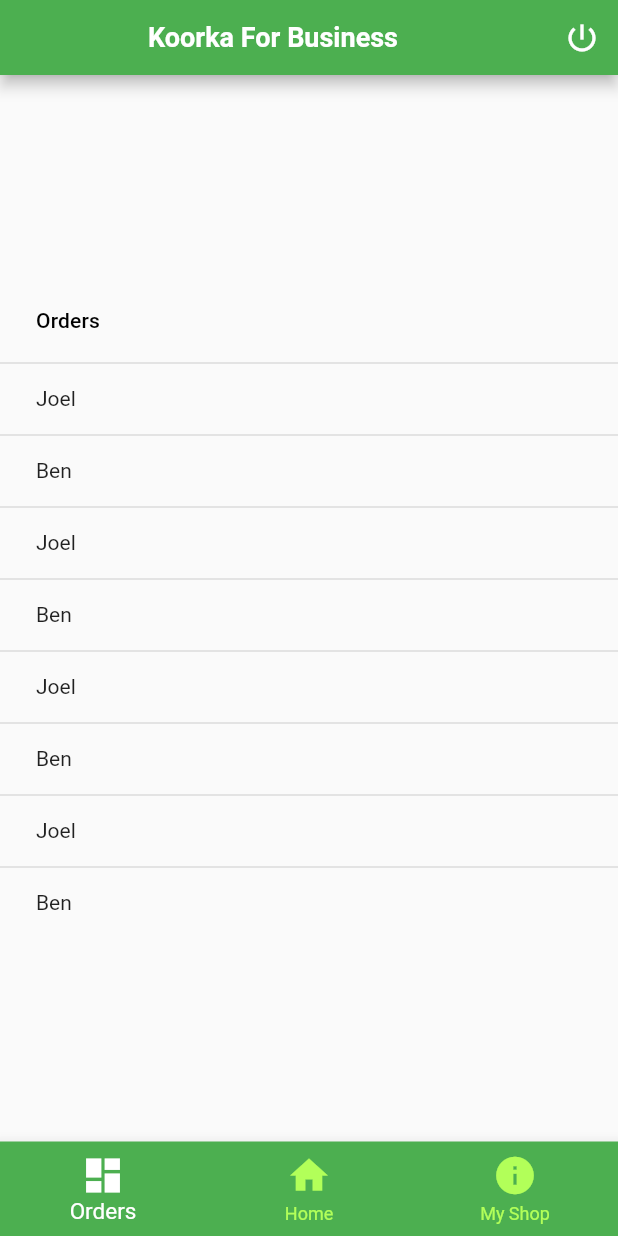
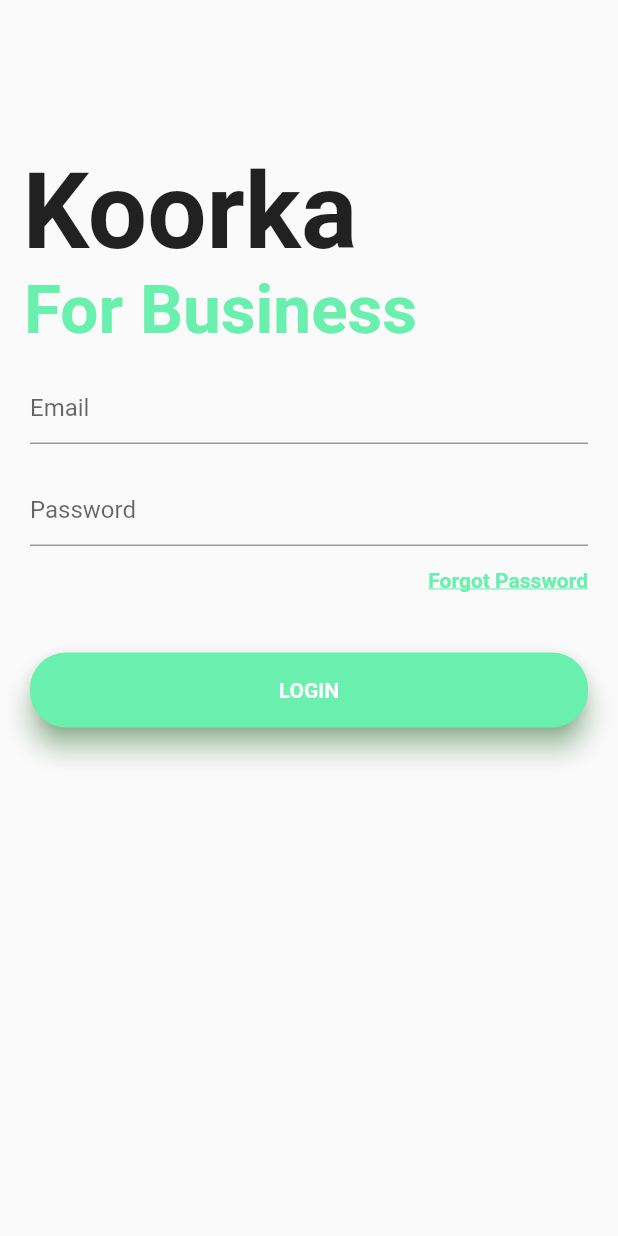
Before and after one commit to joelparavara/business_app, a Flutter app: the screen it shows after launch, on a phone screen of 412 x 824 dp. Run offline on Flutter 3.47's test engine with Material 2 defaults, Android fonts, the phone set to English and light mode, and no system bars.

Commit message:
Updated Business App With Login API

```diff
--- /dev/null
+++ b/koorka_business/lib/adminPage.dart
@@ -0,0 +1,11 @@
+import 'package:flutter/material.dart';
+
+class AdminPage extends StatelessWidget {
+  @override
+  Widget build(BuildContext context) {
+    return Scaffold(
+      appBar: AppBar(
+        title: Text("Welcome to Dashboard"),),
+    );
+  }
+}
--- /dev/null
+++ b/koorka_business/lib/clientPage.dart
@@ -0,0 +1,28 @@
+import 'package:flutter/material.dart';
+
+class ClientPage extends StatelessWidget {
+
+  ClientPage({this.username});
+  final String username;
+
+  @override
+  Widget build(BuildContext context) {
+    return Scaffold(
+      appBar: AppBar(
+        title: Text("Welcome $username", style: TextStyle(fontSize: 18),),
+        actions: <Widget>[
+          IconButton(
+            icon: Icon(Icons.power),
+            onPressed: () {
+              Navigator.pushReplacementNamed(context, '/LoginPage');
+            },
+          ),
+        ],
+      ),
+      body: Column(
+        children: <Widget>[
+        ],
+      ),
+    );
+  }
+}
--- /dev/null
+++ b/koorka_business/lib/login_page.dart
@@ -0,0 +1,148 @@
+import 'dart:convert';
+
+import 'package:flutter/material.dart';
+import 'package:http/http.dart' as http;
+import 'dart:async';
+
+import 'package:koorkabusiness/main.dart';
+
+class LoginPage extends StatefulWidget {
+  @override
+  _LoginPageState createState() => _LoginPageState();
+}
+
+class _LoginPageState extends State<LoginPage> {
+
+  TextEditingController user=new TextEditingController();
+  TextEditingController pass=new TextEditingController();
+
+  String msg='';
+
+  Future<List> _login() async {
+    final response = await http.post("http://koorka.in/public/login.php", body: {
+      "username": user.text,
+      "password": pass.text,
+    });
+
+    var datauser = json.decode(response.body);
+    print(response.body);
+
+    if(datauser.length==0){
+      setState(() {
+        msg="Login Fail";
+      });
+    } else {
+      if(datauser["level"]=="client"){
+        Navigator.pushReplacementNamed(context, '/ClientPage');
+      } else if (datauser["level"]=="admin"){
+        Navigator.pushReplacementNamed(context, '/AdminPage');
+      }
+
+      setState(() {
+        username = datauser["name"];
+      });
+    }
+
+    return datauser;
+  }
+
+  @override
+  Widget build(BuildContext context) {
+    return new Scaffold(
+      resizeToAvoidBottomPadding: false,
+      body: Column(
+        crossAxisAlignment: CrossAxisAlignment.start,
+        children: <Widget>[
+          Container(
+            child: Stack(
+              children: <Widget>[
+                Container(
+                  padding: EdgeInsets.fromLTRB(15.0, 100.0, 0.0, 0.0),
+                  child: Text(
+                    'Koorka',
+                    style: TextStyle(
+                        fontSize: 70.0, fontWeight: FontWeight.bold
+                    ),
+                  ),
+                ),
+                Container(
+                  padding: EdgeInsets.fromLTRB(16.0, 180.0, 0.0, 0.0),
+                  child: Text(
+                    'For Business',
+                    style: TextStyle(
+                        fontSize: 45.0, fontWeight: FontWeight.bold, color: Colors.greenAccent
+                    ),
+                  ),
+                )
+              ],
+            ),
+          ),
+          Container(
+            padding: EdgeInsets.only(top: 15.0, left: 20.0, right: 20.0),
+            child: Column(
+              children: <Widget>[
+                TextField(
+                  controller: user,
+                  decoration: InputDecoration(
+                    hintText: "Email"
+                  ),
+                ),
+                SizedBox(height: 20.0),
+
+                TextField(
+                  controller: pass,
+                  decoration: InputDecoration(
+                    hintText: "Password"
+                  ),
+                  obscureText: true,
+                ),
+                Container(
+                  alignment: Alignment(1.0, 0.0),
+                  padding: EdgeInsets.only(top: 15.0, left: 20.0),
+                  child: InkWell(
+                    child: Text('Forgot Password',
+                      style: TextStyle(
+                          color: Colors.greenAccent,
+                          fontWeight: FontWeight.bold,
+                          decoration: TextDecoration.underline
+                      ),
+                    ),
+                  ),
+                ),
+                SizedBox(height: 40.0),
+                Container(
+                  height: 50.0,
+                  child: Material(
+                    color: Colors.greenAccent,
+                    borderRadius: BorderRadius.circular(24.0),
+                    shadowColor: Colors.green,
+                    elevation: 7.2,
+                    child: GestureDetector(
+                      onTap: (){
+                        _login();
+                        print(pass.text);
+                      },
+                      child: Center(
+                        child: Text(
+                          'LOGIN',
+                          style: TextStyle(
+                              color: Colors.white,
+                              fontWeight: FontWeight.bold
+                          ),
+                        ),
+                      ),
+                    ),
+                  ),
+                ),
+                Padding(
+                  padding: const EdgeInsets.only(top: 15.0),
+                  child: Text(msg, style: TextStyle(fontSize: 20.0, color: Colors.red),),
+                )
+              ],
+            ),
+          ),
+        ],
+      ),
+    );
+  }
+}
--- a/koorka_business/lib/main.dart
+++ b/koorka_business/lib/main.dart
@@ -1,32 +1,28 @@
+import 'dart:convert';
+
 import 'package:flutter/material.dart';
-import 'package:koorkabusiness/menuDashboard.dart';
+import 'package:koorkabusiness/adminPage.dart';
+import 'package:koorkabusiness/clientPage.dart';
+import 'package:koorkabusiness/login_page.dart';
+import 'package:koorkabusiness/memberPage.dart';
 
-void main() {
-  runApp(MyApp());
-}
+void main()=> runApp(new MyApp());
+
+String username='';
 
 class MyApp extends StatelessWidget {
   // This widget is the root of your application.
   @override
   Widget build(BuildContext context) {
-    return MaterialApp(
+    return new MaterialApp(
       debugShowCheckedModeBanner: false,
-      title: 'Flutter Demo',
-      theme: ThemeData(
-        primarySwatch: Colors.blue,
-      ),
-      home: MenuDashboard()
-    );
-  }
+      title: 'Koorka',
+      home: new LoginPage(),
+      routes: <String, WidgetBuilder>{
+          '/AdminPage' : (BuildContext context)=> new AdminPage(),
+          '/ClientPage' : (BuildContext context)=> new ClientPage(username: username,),
+          '/LoginPage' : (BuildContext context)=> new LoginPage(),
+        },
+      );
+   }
 }
-
-/*
-  <?php
-     $host = 'localhost';
-     $user = 'u422904200_djenkoorka';
-     $pass = 'werekoorka';
-     $db = 'u422904200_koorkadb';
-
-     $conn = mysqli_connect($host,$user,$pass,$db);
-  ?>
- */
--- /dev/null
+++ b/koorka_business/lib/memberPage.dart
@@ -0,0 +1,11 @@
+import 'package:flutter/material.dart';
+
+class MemberPage extends StatelessWidget {
+  @override
+  Widget build(BuildContext context) {
+    return Scaffold(
+      appBar: AppBar(
+        title: Text("Welcome to Dashboard"),),
+    );
+  }
+}
--- a/koorka_business/lib/menuDashboard.dart
+++ /dev/null
@@ -1,75 +0,0 @@
-import 'package:flutter/material.dart';
-import 'dart:async';
-
-import 'package:koorkabusiness/ordersTableView.dart';
-
-final Color backgroundColor = Color(0xFF4A4a58);
-
-class MenuDashboard extends StatefulWidget {
-
-  @override
-  _MenuDashboardState createState() => _MenuDashboardState();
-}
-
-class _MenuDashboardState extends State<MenuDashboard> {
-  int _currentIndex = 0;
-
-  final tabs = [
-    OrdersTableView(),
-    Center(child: Text('Home')),
-    Center(child: Text('My Shop')),
-  ];
-
-  @override
-  Widget build(BuildContext context) {
-    return Scaffold(
-      appBar: PreferredSize(
-        preferredSize: Size.fromHeight(50.0),
-        child: AppBar(
-          title: Center(child: Text("Koorka For Business", style: TextStyle(fontSize: 18, fontWeight: FontWeight.bold))),
-          backgroundColor: Colors.green,
-          actions: <Widget>[
-            IconButton(
-              icon: Icon(Icons.power_settings_new),
-              tooltip: "Logout & Login",
-              onPressed: () {
-                //Logout
-              },
-            )
-          ],
-        ),
-      ),
-      body: tabs[_currentIndex],
-      bottomNavigationBar: BottomNavigationBar(
-        currentIndex: _currentIndex,
-        type: BottomNavigationBarType.fixed,
-        backgroundColor: Colors.green,
-        selectedFontSize: 15,
-        iconSize: 30,
-        unselectedItemColor: Colors.lightGreenAccent,
-        selectedItemColor: Colors.white,
-        items: [
-          BottomNavigationBarItem(
-              icon: Icon(Icons.dashboard),
-              title: Text("Orders"),
-          ),
-
-          BottomNavigationBarItem(
-              icon: Icon(Icons.home),
-              title: Text("Home"),
-          ),
-
-          BottomNavigationBarItem(
-              icon: Icon(Icons.info),
-              title: Text("My Shop"),
-          )
-        ],
-        onTap: (index) {
-          setState(() {
-            _currentIndex = index;
-          });
-        },
-      ),
-    );
-  }
-}
--- a/koorka_business/lib/ordersTableView.dart
+++ /dev/null
@@ -1,54 +0,0 @@
-import 'package:flutter/material.dart';
-import 'package:koorkabusiness/user.dart';
-
-class OrdersTableView extends StatefulWidget {
-  @override
-  _OrdersTableViewState createState() => _OrdersTableViewState();
-}
-
-class _OrdersTableViewState extends State<OrdersTableView> {
-  List <User> users;
-
-  @override
-  void initState() {
-    users = User.getUsers();
-    super.initState();
-  }
-  DataTable dataBody() {
-    return DataTable(
-      columns: [
-        DataColumn(
-          label: Text("Orders"),
-          numeric: false,
-          tooltip: "This is First Name",
-        ),
-
-      ],
-      rows: users
-          .map(
-              (user) => DataRow(
-                cells: [
-                  DataCell(
-                    Text(user.firstName),
-                  ),
-                ]),
-      )
-        .toList()
-    );
-  }
-
-  Widget build(BuildContext context) {
-    return Scaffold(
-      body: Column(
-        mainAxisSize: MainAxisSize.max,
-        mainAxisAlignment: MainAxisAlignment.center,
-        verticalDirection: VerticalDirection.down,
-        children: <Widget>[
-          Center(
-            child: dataBody(),
-          )
-        ],
-      ),
-    );
-  }
-}
--- a/koorka_business/lib/user.dart
+++ /dev/null
@@ -1,19 +0,0 @@
-class User {
-  String firstName;
-  String lastName;
-
-  User({this.firstName, this.lastName});
-
-  static List<User> getUsers() {
-    return <User>[
-      User(firstName: "Joel", lastName: "Thomson"),
-      User(firstName: "Ben", lastName: "John"),
-      User(firstName: "Joel", lastName: "Thomson"),
-      User(firstName: "Ben", lastName: "John"),
-      User(firstName: "Joel", lastName: "Thomson"),
-      User(firstName: "Ben", lastName: "John"),
-      User(firstName: "Joel", lastName: "Thomson"),
-      User(firstName: "Ben", lastName: "John")
-    ];
-  }
-}
--- a/koorka_business/pubspec.yaml
+++ b/koorka_business/pubspec.yaml
@@ -28,6 +28,7 @@ dependencies:
   # The following adds the Cupertino Icons font to your application.
   # Use with the CupertinoIcons class for iOS style icons.
   cupertino_icons: ^0.1.3
+  http: ^0.12.1
 
 dev_dependencies:
   flutter_test:
```
Also changed, not shown: koorka_business/pubspec.lock, 1 other file.
